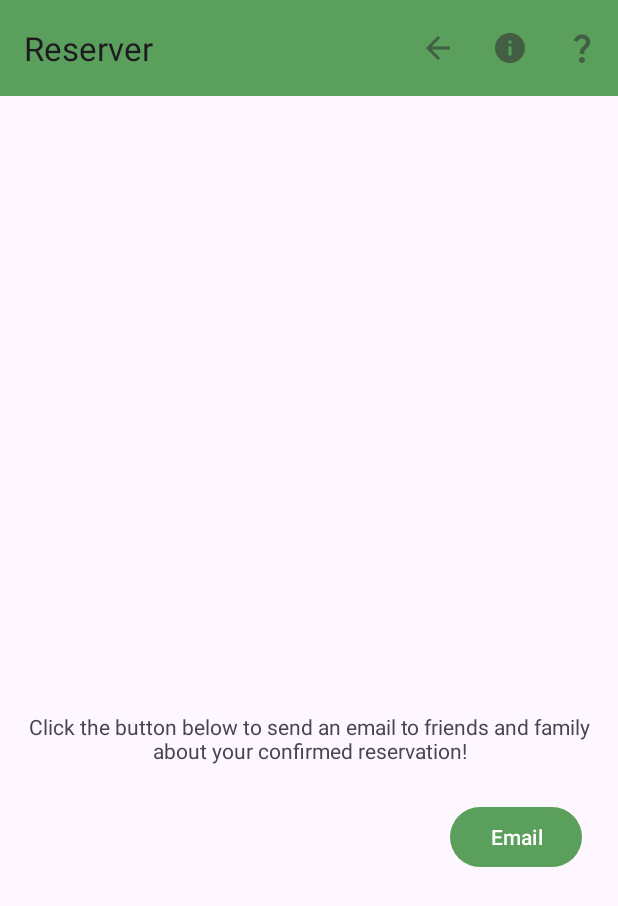
After one commit to hskeays/Reserver, an Android app: the ReservationConfirmation screen opened directly, with no data from a screen before it, on a phone screen of 412 x 824 dp. The commit adds this screen. Shown: the top 906 px of the screen. Run offline under Robolectric (Android 15) with nearby library versions, the phone set to English and light mode, and no system bars.

Commit message:
Reformat, add ReservationConfirmation activity with email button intent

```diff
--- a/app/src/main/AndroidManifest.xml
+++ b/app/src/main/AndroidManifest.xml
@@ -12,6 +12,9 @@
         android:supportsRtl="true"
         android:theme="@style/Base.Theme.Reserver"
         tools:targetApi="31">
+        <activity
+            android:name=".ReservationConfirmation"
+            android:exported="false" />
         <activity
             android:name=".InfoActivity"
             android:exported="false" />
--- /dev/null
+++ b/app/src/main/java/android/reserver/com/ReservationConfirmation.java
@@ -0,0 +1,101 @@
+package android.reserver.com;
+
+import android.content.Intent;
+import android.net.Uri;
+import android.os.Bundle;
+import android.view.Menu;
+import android.view.MenuItem;
+import android.widget.Button;
+import android.widget.TextView;
+import android.widget.Toast;
+
+import androidx.activity.EdgeToEdge;
+import androidx.appcompat.app.AppCompatActivity;
+import androidx.appcompat.widget.Toolbar;
+import androidx.core.graphics.Insets;
+import androidx.core.view.ViewCompat;
+import androidx.core.view.WindowInsetsCompat;
+
+public class ReservationConfirmation extends AppCompatActivity {
+
+    TextView tvConfirmationMsg;
+    Button btnEmail;
+
+    @Override
+    protected void onCreate(Bundle savedInstanceState) {
+        super.onCreate(savedInstanceState);
+        EdgeToEdge.enable(this);
+        setContentView(R.layout.activity_reservation_confirmation);
+        ViewCompat.setOnApplyWindowInsetsListener(findViewById(R.id.main), (v, insets) -> {
+            Insets systemBars = insets.getInsets(WindowInsetsCompat.Type.systemBars());
+            v.setPadding(systemBars.left, systemBars.top, systemBars.right, systemBars.bottom);
+            return insets;
+        });
+
+        Toolbar toolbar = findViewById(R.id.toolbar);
+        setSupportActionBar(toolbar);
+
+
+        // Get intent extras
+        String confirmationMsg = getIntent().getStringExtra("CONFIRMATION_MSG");
+        String customerName = getIntent().getStringExtra("CUSTOMER_NAME");
+        String tableName = getIntent().getStringExtra("TABLE_NAME");
+        String selectedDay = getIntent().getStringExtra("SELECTED_DAY");
+        String selectedTime = getIntent().getStringExtra("SELECTED_TIME");
+
+        // Initialize views
+        tvConfirmationMsg = findViewById(R.id.tv_confirmation);
+        btnEmail = findViewById(R.id.btn_email);
+
+        // Set confirmation message view text
+        tvConfirmationMsg.setText(confirmationMsg);
+
+        // Set email details
+        String emailSubject = "Reservation Confirmation";
+        String emailTextBody = String.format("Hey it's %s, I reserved table %s on %s at %s.", customerName, tableName, selectedDay, selectedTime);
+
+        // Add on click listener on Email button to send an email
+        btnEmail.setOnClickListener(view -> sendEmail(emailSubject, emailTextBody));
+    }
+
+    @Override
+    public boolean onCreateOptionsMenu(Menu menu) {
+        getMenuInflater().inflate(R.menu.appbar_menu, menu); // Inflate the app bar menu
+        return true;
+    }
+
+    @Override
+    public boolean onOptionsItemSelected(MenuItem item) {
+        int id = item.getItemId();
+
+        if (id == R.id.ic_back) {
+            finish();
+            return true;
+        } else if (id == R.id.ic_info) {
+            Intent intent = new Intent(this, InfoActivity.class);
+            startActivity(intent);
+        } else if (id == R.id.ic_help) {
+            Intent intent = new Intent(this, HelpActivity.class);
+            startActivity(intent);
+        }
+
+        return super.onOptionsItemSelected(item);
+    }
+
+    private void sendEmail(String subject, String textBody) {
+        // Create an Intent to send an email
+        Intent emailIntent = new Intent(Intent.ACTION_SENDTO);
+        emailIntent.setData(Uri.parse("mailto:")); // Only email apps should handle this
+
+        // Add email details
+        emailIntent.putExtra(Intent.EXTRA_SUBJECT, subject);
+        emailIntent.putExtra(Intent.EXTRA_TEXT, textBody);
+
+        // Verify that there is an email app to handle the intent
+        try {
+            startActivity(emailIntent);
+        } catch (android.content.ActivityNotFoundException ex) {
+            Toast.makeText(ReservationConfirmation.this, "No email clients installed.", Toast.LENGTH_SHORT).show();
+        }
+    }
+}
--- /dev/null
+++ b/app/src/main/res/layout/activity_reservation_confirmation.xml
@@ -0,0 +1,57 @@
+<?xml version="1.0" encoding="utf-8"?>
+<androidx.constraintlayout.widget.ConstraintLayout xmlns:android="http://schemas.android.com/apk/res/android"
+    xmlns:app="http://schemas.android.com/apk/res-auto"
+    xmlns:tools="http://schemas.android.com/tools"
+    android:id="@+id/main"
+    android:layout_width="match_parent"
+    android:layout_height="match_parent"
+    tools:context=".ReservationConfirmation">
+
+    <androidx.appcompat.widget.Toolbar
+        android:id="@+id/toolbar"
+        android:layout_width="match_parent"
+        android:layout_height="wrap_content"
+        android:background="?attr/colorPrimary"
+        android:minHeight="?attr/actionBarSize"
+        android:theme="?attr/actionBarTheme"
+        app:layout_constraintEnd_toEndOf="parent"
+        app:layout_constraintStart_toStartOf="parent"
+        app:layout_constraintTop_toTopOf="parent" />
+
+    <TextView
+        android:id="@+id/tv_confirmation"
+        android:layout_width="wrap_content"
+        android:layout_height="wrap_content"
+        android:layout_marginStart="32dp"
+        android:layout_marginTop="64dp"
+        android:layout_marginEnd="32dp"
+        android:gravity="center"
+        android:text="@string/reservation_confirmation"
+        android:textSize="24sp"
+        app:layout_constraintEnd_toEndOf="parent"
+        app:layout_constraintStart_toStartOf="parent"
+        app:layout_constraintTop_toBottomOf="@+id/toolbar" />
+
+    <Button
+        android:id="@+id/btn_email"
+        android:layout_width="wrap_content"
+        android:layout_height="wrap_content"
+        android:layout_marginTop="24dp"
+        android:layout_marginEnd="24dp"
+        android:text="@string/email"
+        app:layout_constraintEnd_toEndOf="@+id/tv_email_prompt"
+        app:layout_constraintTop_toBottomOf="@+id/tv_email_prompt" />
+
+    <TextView
+        android:id="@+id/tv_email_prompt"
+        android:layout_width="wrap_content"
+        android:layout_height="wrap_content"
+        android:layout_marginStart="32dp"
+        android:layout_marginEnd="32dp"
+        android:gravity="center"
+        android:text="@string/send_email_msg"
+        app:layout_constraintBottom_toBottomOf="parent"
+        app:layout_constraintEnd_toEndOf="parent"
+        app:layout_constraintStart_toStartOf="parent"
+        app:layout_constraintTop_toBottomOf="@+id/tv_confirmation" />
+</androidx.constraintlayout.widget.ConstraintLayout>
--- a/app/src/main/res/values/strings.xml
+++ b/app/src/main/res/values/strings.xml
@@ -34,6 +34,7 @@
     <string name="seat_count_success_msg">Thank you for reserving your seat(s)!</string>
     <string name="seat_count_empty_error_msg">Please enter the amount of seats you would like to reserve</string>
     <string name="seat_count_gt_1000">Okay, let\'s not get ridiculous.</string>
+    <string name="reservation_confirmation">Thank you %1$s for reserving table %2$s on %3$s at %4$s!</string>
 
     <!-- Menu Items -->
     <string name="help">Help</string>
@@ -52,4 +53,6 @@
     <string name="enter_your_name_to_reserve">Enter your name to reserve your seat</string>
     <string name="reserve">Reserve</string>
     <string name="name">Name</string>
+    <string name="email">Email</string>
+    <string name="send_email_msg">Click the button below to send an email to friends and family about your confirmed reservation!</string>
 </resources>
```
Also changed, not shown: app/src/main/java/android/reserver/com/FloorPlanActivity.java (+12 -8 lines).
